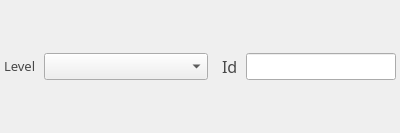
Above: pumpkin/gui/forms/output_point.ui from zaswed76/pumpkin_maze before the change. Below: the same form after it.
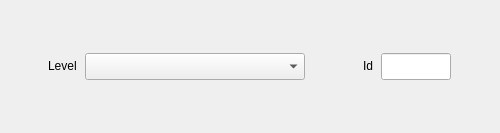
That is the form after the change.

Patch:
```diff
--- a/pumpkin/gui/forms/output_point.ui
+++ b/pumpkin/gui/forms/output_point.ui
@@ -6,12 +6,12 @@
    <rect>
     <x>0</x>
     <y>0</y>
-    <width>400</width>
+    <width>500</width>
     <height>133</height>
    </rect>
   </property>
   <property name="sizePolicy">
-   <sizepolicy hsizetype="Expanding" vsizetype="Minimum">
+   <sizepolicy hsizetype="Expanding" vsizetype="Fixed">
     <horstretch>0</horstretch>
     <verstretch>0</verstretch>
    </sizepolicy>
@@ -24,7 +24,7 @@
   </property>
   <property name="maximumSize">
    <size>
-    <width>400</width>
+    <width>600</width>
     <height>16777215</height>
    </size>
   </property>
@@ -45,7 +45,7 @@
     <number>0</number>
    </property>
    <item>
-    <layout class="QHBoxLayout" name="horizontalLayout">
+    <layout class="QHBoxLayout" name="horizontalLayout" stretch="1,3">
      <property name="spacing">
       <number>8</number>
      </property>
@@ -69,16 +69,8 @@
          <height>0</height>
         </size>
        </property>
-       <property name="font">
-        <font>
-         <family>Source Sans Pro Semibold</family>
-         <pointsize>10</pointsize>
-         <weight>50</weight>
-         <bold>false</bold>
-        </font>
-       </property>
        <property name="styleSheet">
-        <string notr="true">color: rgb(72, 72, 72);</string>
+        <string notr="true"/>
        </property>
        <property name="text">
         <string>Level</string>
@@ -95,7 +87,7 @@
        </property>
        <property name="minimumSize">
         <size>
-         <width>50</width>
+         <width>100</width>
          <height>0</height>
         </size>
        </property>
@@ -139,14 +131,8 @@
          <height>0</height>
         </size>
        </property>
-       <property name="font">
-        <font>
-         <family>Source Sans Pro Semibold</family>
-         <pointsize>12</pointsize>
-        </font>
-       </property>
        <property name="styleSheet">
-        <string notr="true">color: rgb(72, 72, 72);</string>
+        <string notr="true"/>
        </property>
        <property name="text">
         <string>Id</string>
@@ -163,13 +149,13 @@
        </property>
        <property name="minimumSize">
         <size>
-         <width>50</width>
+         <width>25</width>
          <height>0</height>
         </size>
        </property>
        <property name="maximumSize">
         <size>
-         <width>150</width>
+         <width>70</width>
          <height>16777215</height>
         </size>
        </property>
```
